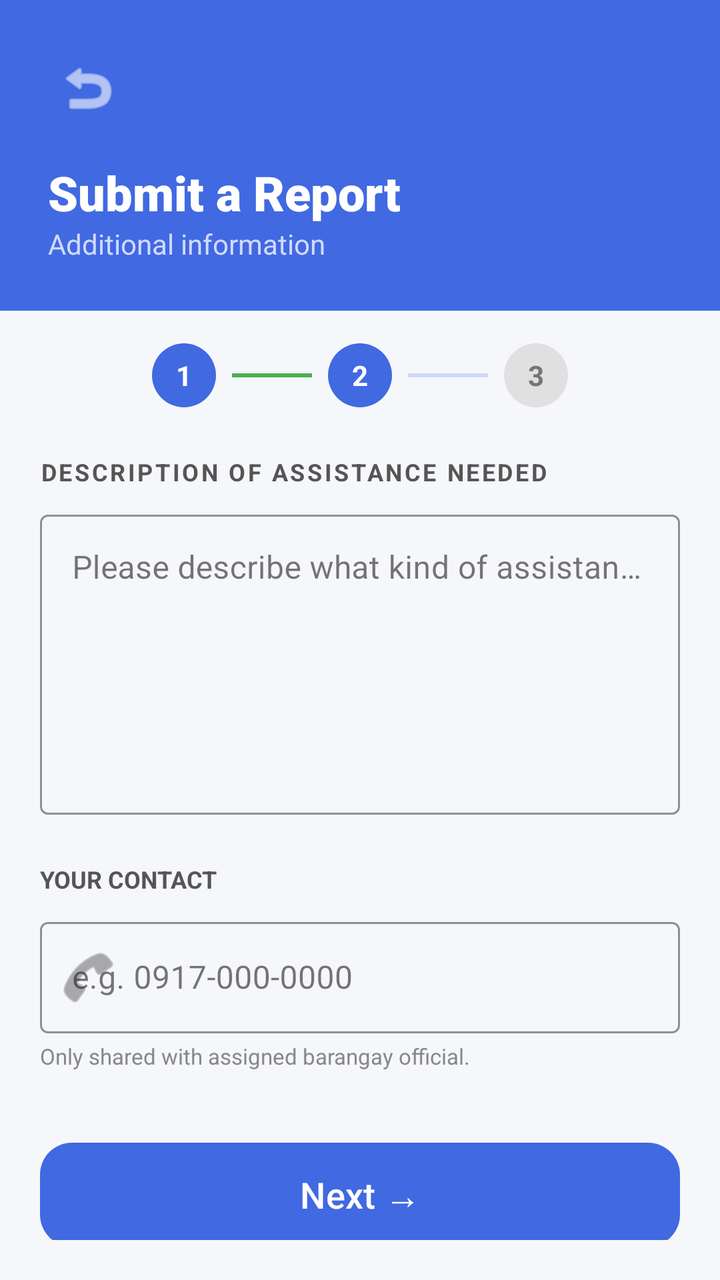
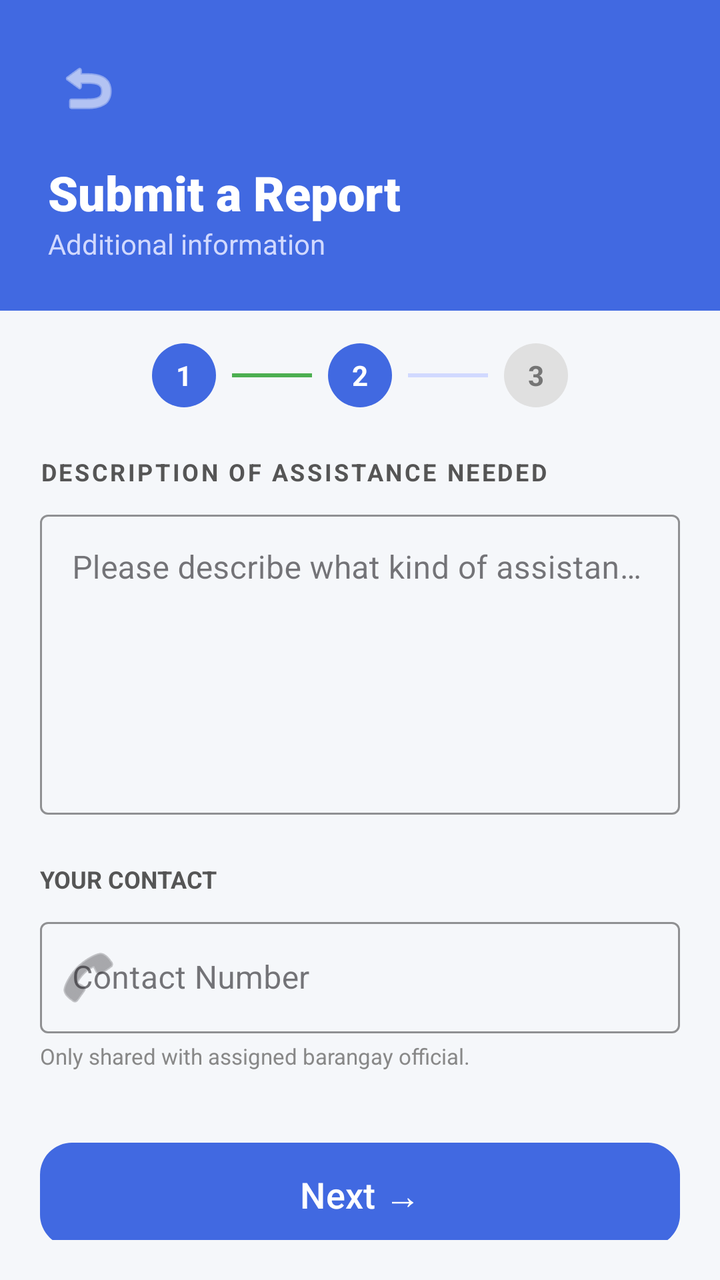

Screens rendered from an Android XML layout before and after an edit, with the pre-edit source and the edit as a unified diff.
<!-- AndroidManifest.xml: application theme Theme.StreetAssist -->
<!-- res/layout/fragment_submit_report_step2.xml -->
<?xml version="1.0" encoding="utf-8"?>
<androidx.coordinatorlayout.widget.CoordinatorLayout xmlns:android="http://schemas.android.com/apk/res/android"
    xmlns:app="http://schemas.android.com/apk/res-auto"
    xmlns:tools="http://schemas.android.com/tools"
    android:layout_width="match_parent"
    android:layout_height="match_parent"
    android:background="#F5F7FA"
    tools:context=".ui.resident.Reports.submit_report_step2">

    <LinearLayout
        android:layout_width="match_parent"
        android:layout_height="match_parent"
        android:orientation="vertical">

        
        <RelativeLayout
            android:layout_width="match_parent"
            android:layout_height="wrap_content"
            android:background="#4169E1"
            android:padding="24dp">

            <ImageButton
                android:id="@+id/btnBack"
                android:layout_width="40dp"
                android:layout_height="40dp"
                android:background="@drawable/circle_bg_light_blue"
                android:backgroundTint="#5A7FE6"
                android:src="@android:drawable/ic_menu_revert"
                app:tint="@android:color/white" />

            <LinearLayout
                android:layout_width="wrap_content"
                android:layout_height="wrap_content"
                android:layout_below="@id/btnBack"
                android:layout_marginTop="16dp"
                android:orientation="vertical">

                <TextView
                    android:layout_width="wrap_content"
                    android:layout_height="wrap_content"
                    android:fontFamily="sans-serif-black"
                    android:text="Submit a Report"
                    android:textColor="@android:color/white"
                    android:textSize="24sp"
                    android:textStyle="bold" />

                <TextView
                    android:layout_width="wrap_content"
                    android:layout_height="wrap_content"
                    android:text="Additional information"
                    android:textColor="#D1D9FF"
                    android:textSize="14sp" />
            </LinearLayout>
        </RelativeLayout>

        
        <androidx.core.widget.NestedScrollView
            android:layout_width="match_parent"
            android:layout_height="match_parent"
            android:layout_marginTop="-20dp"
            android:background="@drawable/rounded_top_corners"
            android:padding="20dp">

            <LinearLayout
                android:layout_width="match_parent"
                android:layout_height="wrap_content"
                android:orientation="vertical">

                
                <LinearLayout
                    android:layout_width="match_parent"
                    android:layout_height="wrap_content"
                    android:gravity="center"
                    android:padding="16dp">

                    
                    <TextView
                        android:layout_width="32dp"
                        android:layout_height="32dp"
                        android:background="@drawable/step_completed"
                        android:gravity="center"
                        android:text="1"
                        android:textColor="@android:color/white"
                        android:textSize="14sp"
                        android:textStyle="bold" />

                    <View
                        android:layout_width="40dp"
                        android:layout_height="2dp"
                        android:background="#4CAF50"
                        android:layout_marginHorizontal="8dp" />

                    
                    <TextView
                        android:layout_width="32dp"
                        android:layout_height="32dp"
                        android:background="@drawable/step_active"
                        android:gravity="center"
                        android:text="2"
                        android:textColor="@android:color/white"
                        android:textSize="14sp"
                        android:textStyle="bold" />

                    <View
                        android:layout_width="40dp"
                        android:layout_height="2dp"
                        android:background="#D1D9FF"
                        android:layout_marginHorizontal="8dp" />

                    
                    <TextView
                        android:layout_width="32dp"
                        android:layout_height="32dp"
                        android:background="@drawable/step_inactive"
                        android:gravity="center"
                        android:text="3"
                        android:textColor="#757575"
                        android:textSize="14sp"
                        android:textStyle="bold" />
                </LinearLayout>

                
                <TextView
                    android:layout_width="wrap_content"
                    android:layout_height="wrap_content"
                    android:layout_marginTop="8dp"
                    android:text="DESCRIPTION OF ASSISTANCE NEEDED"
                    android:textStyle="bold"
                    android:textColor="#555555"
                    android:textSize="12sp"
                    android:letterSpacing="0.1" />

                <com.google.android.material.textfield.TextInputLayout
                    style="@style/Widget.MaterialComponents.TextInputLayout.OutlinedBox"
                    android:layout_width="match_parent"
                    android:layout_height="wrap_content"
                    android:layout_marginTop="8dp"
                    app:boxStrokeColor="#4169E1">

                    <com.google.android.material.textfield.TextInputEditText
                        android:id="@+id/etAssistanceDescription"
                        android:layout_width="match_parent"
                        android:layout_height="150dp"
                        android:gravity="top"
                        android:hint="Please describe what kind of assistance is needed (e.g., medical help, food, shelter, etc.)..." />
                </com.google.android.material.textfield.TextInputLayout>

                
                <TextView
                    android:layout_width="wrap_content"
                    android:layout_height="wrap_content"
                    android:layout_marginTop="24dp"
                    android:text="YOUR CONTACT"
                    android:textColor="#555555"
                    android:textSize="12sp"
                    android:textStyle="bold" />

                <com.google.android.material.textfield.TextInputLayout
                    style="@style/Widget.MaterialComponents.TextInputLayout.OutlinedBox"
                    android:layout_width="match_parent"
                    android:layout_height="wrap_content"
                    android:layout_marginTop="8dp"
                    app:boxStrokeColor="#4169E1"
                    app:startIconDrawable="@android:drawable/ic_menu_call">

                    <com.google.android.material.textfield.TextInputEditText
                        android:id="@+id/etContactNumber"
                        android:layout_width="match_parent"
                        android:layout_height="wrap_content"
                        android:hint="e.g. 0917-000-0000"
                        android:inputType="phone" />
                </com.google.android.material.textfield.TextInputLayout>

                <TextView
                    android:layout_width="match_parent"
                    android:layout_height="wrap_content"
                    android:layout_marginTop="4dp"
                    android:text="Only shared with assigned barangay official."
                    android:textColor="#888888"
                    android:textSize="11sp" />

                
                <com.google.android.material.button.MaterialButton
                    android:id="@+id/btnNextStep2"
                    android:layout_width="match_parent"
                    android:layout_height="60dp"
                    android:layout_marginTop="32dp"
                    android:layout_marginBottom="20dp"
                    android:text="Next →"
                    android:textSize="18sp"
                    app:backgroundTint="#4169E1"
                    app:cornerRadius="16dp" />

            </LinearLayout>
        </androidx.core.widget.NestedScrollView>
    </LinearLayout>
</androidx.coordinatorlayout.widget.CoordinatorLayout>
<!-- resources referenced by this layout -->
<resources>
  <!-- drawable circle_bg_light_blue (drawable) -->
  <?xml version="1.0" encoding="utf-8"?>
  <selector xmlns:android="http://schemas.android.com/apk/res/android">
      <shape xmlns:android="http://schemas.android.com/apk/res/android" android:shape="oval">
          <solid android:color="#E8EFFF" />
          <size android:width="100dp" android:height="100dp" />
      </shape>
  </selector>
  <!-- drawable rounded_top_corners (drawable) -->
  <?xml version="1.0" encoding="utf-8"?>
  <selector xmlns:android="http://schemas.android.com/apk/res/android">
      <shape xmlns:android="http://schemas.android.com/apk/res/android">
          <solid android:color="#F5F7FA" />
          <corners android:topLeftRadius="32dp" android:topRightRadius="32dp" />
      </shape>
  </selector>
  <!-- drawable step_active (drawable) -->
  <?xml version="1.0" encoding="utf-8"?>
  <shape xmlns:android="http://schemas.android.com/apk/res/android"
      android:shape="oval">
      <solid android:color="#4169E1" />
  </shape>
  <!-- drawable step_completed (drawable) -->
  <?xml version="1.0" encoding="utf-8"?>
  <shape xmlns:android="http://schemas.android.com/apk/res/android"
      android:shape="oval">
      <solid android:color="#4169E1" />
  </shape>
  <!-- drawable step_inactive (drawable) -->
  <?xml version="1.0" encoding="utf-8"?>
  <shape xmlns:android="http://schemas.android.com/apk/res/android"
      android:shape="oval">
      <solid android:color="#E0E0E0" />
  </shape>
  <style name="Theme.StreetAssist" parent="Base.Theme.StreetAssist" />
  <style name="Base.Theme.StreetAssist" parent="Theme.Material3.DayNight.NoActionBar">
          
          
      </style>
</resources>

<!-- the commit's change to res/layout/fragment_submit_report_step2.xml (unified diff, before → after) -->
@@ -167,8 +167,11 @@
                         android:id="@+id/etContactNumber"
                         android:layout_width="match_parent"
                         android:layout_height="wrap_content"
-                        android:hint="e.g. 0917-000-0000"
-                        android:inputType="phone" />
+                        android:hint="Contact Number"
+                        android:inputType="phone"
+                        android:focusable="false"
+                        android:clickable="false"
+                        android:cursorVisible="false" />
                 </com.google.android.material.textfield.TextInputLayout>
 
                 <TextView
